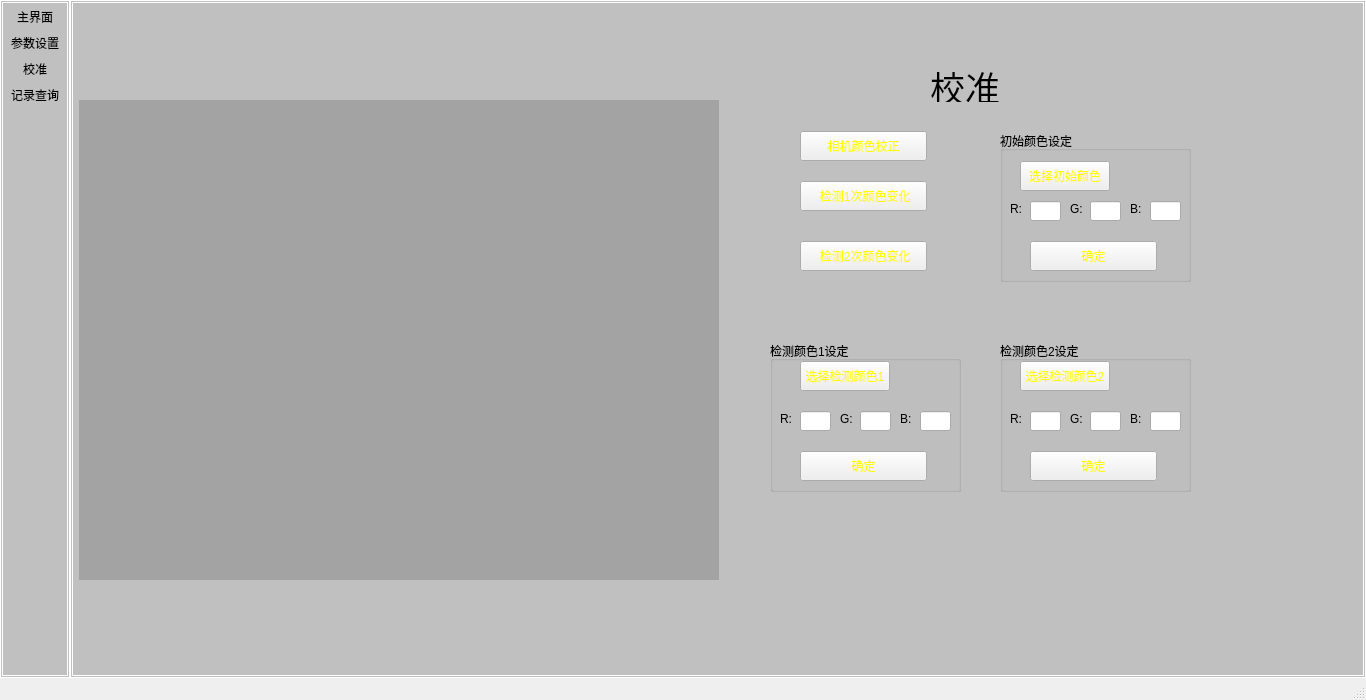
Above: ColorDetect/ColorDetect/ColorDetect.ui from seafrog1984/ColorDetect before the change. Below: the same form after it.
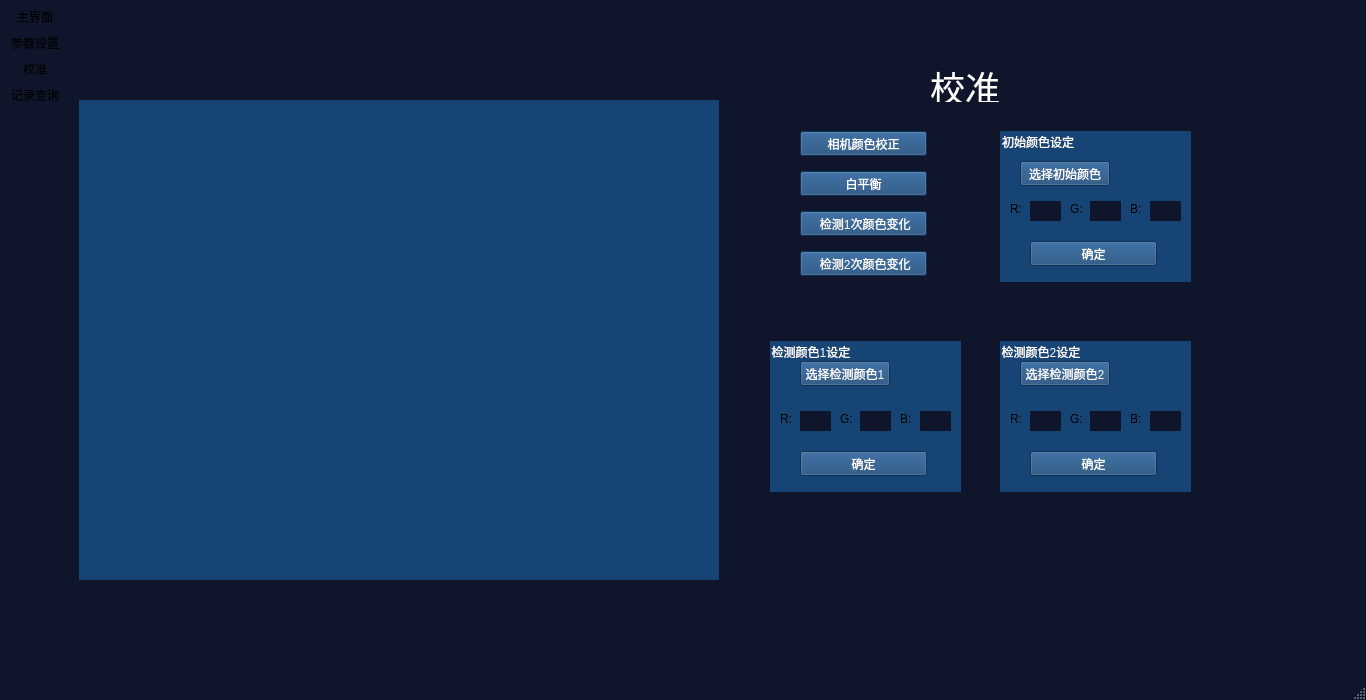
That is the form after the change. The open tabs and pages were chosen to show the change. Icons and pictures are not drawn. Custom widgets are drawn as their Qt base class.

What changed in the file:
```diff
--- a/ColorDetect/ColorDetect/ColorDetect.ui
+++ b/ColorDetect/ColorDetect/ColorDetect.ui
@@ -15,23 +15,31 @@
   </property>
   <property name="styleSheet">
    <string notr="true">QWidget#mainToolBar{
-background-color: rgb(192, 192, 192);
-border-width:3px;
-border-style: double;
-border-color:rgb(255,255,255);
+border-color: rgb(15, 21, 42);
+background-color: rgb(15, 21, 42);
+border-width:0px;
+border-style: solid;
+}
+QStatusBar{
+border-color: rgb(15, 21, 42);
+background-color: rgb(15, 21, 42);
+border:0px;
+color:white;
 }</string>
   </property>
   <widget class="QWidget" name="centralWidget">
    <property name="styleSheet">
     <string notr="true">QWidget#centralWidget{
-background-color: rgb(192, 192, 192);
-border-width:3px;
-border-style: double;
-border-color:rgb(255,255,255);
+border-color: rgb(15, 21, 42);
+background-color: rgb(15, 21, 42);
+border-width:0px;
+
+
 }
 QPushButton{
+background-color:  rgb(22,68, 117);
 background-image: url(:/ColorDetect/Bg);
-color:yellow;
+color:white;
 }
 QPushButton:pressed{
 background-image: url(:/ColorDetect/Bg-sel);
@@ -39,13 +47,21 @@
 }
 
 QToolButton{
+background-color:  rgb(22,68, 117);
 background-image: url(:/ColorDetect/Bg);
-color:yellow;
+color:white;
 }
 QToolButton:checked{
+background-color:  rgb(22,68, 117);
 background-image: url(:/ColorDetect/Bg-sel);
-color:yellow;
-}</string>
+color:white;
+}
+QGroupBox{
+background-color:rgb(22,68, 117);
+color:white;
+border:0px
+}
+</string>
    </property>
    <widget class="MyLabel" name="label">
     <property name="geometry">
@@ -69,7 +85,7 @@
      </size>
     </property>
     <property name="styleSheet">
-     <string notr="true">background-color: rgb(163, 163, 163);</string>
+     <string notr="true">background-color:  rgb(22,68, 117);</string>
     </property>
     <property name="text">
      <string/>
@@ -84,6 +100,9 @@
       <height>600</height>
      </rect>
     </property>
+    <property name="styleSheet">
+     <string notr="true"/>
+    </property>
     <property name="currentIndex">
      <number>0</number>
     </property>
@@ -916,6 +935,14 @@
      </widget>
     </widget>
     <widget class="QWidget" name="page_color">
+     <property name="styleSheet">
+      <string notr="true">QLineEdit{
+background-color: rgb(15, 21, 42);
+color:white;
+border:0px
+}
+</string>
+     </property>
      <widget class="QGroupBox" name="groupBox_4">
       <property name="geometry">
        <rect>
@@ -934,7 +961,7 @@
          <x>20</x>
          <y>30</y>
          <width>90</width>
-         <height>30</height>
+         <height>25</height>
         </rect>
        </property>
        <property name="text">
@@ -1025,7 +1052,7 @@
          <x>30</x>
          <y>110</y>
          <width>127</width>
-         <height>30</height>
+         <height>25</height>
         </rect>
        </property>
        <property name="text">
@@ -1041,6 +1068,9 @@
          <height>30</height>
         </rect>
        </property>
+       <property name="styleSheet">
+        <string notr="true"/>
+       </property>
        <property name="text">
         <string/>
        </property>
@@ -1064,7 +1094,7 @@
          <x>30</x>
          <y>20</y>
          <width>90</width>
-         <height>30</height>
+         <height>25</height>
         </rect>
        </property>
        <property name="text">
@@ -1155,7 +1185,7 @@
          <x>30</x>
          <y>110</y>
          <width>127</width>
-         <height>30</height>
+         <height>25</height>
         </rect>
        </property>
        <property name="text">
@@ -1171,6 +1201,9 @@
          <height>30</height>
         </rect>
        </property>
+       <property name="styleSheet">
+        <string notr="true"/>
+       </property>
        <property name="text">
         <string/>
        </property>
@@ -1194,7 +1227,7 @@
          <x>20</x>
          <y>20</y>
          <width>90</width>
-         <height>30</height>
+         <height>25</height>
         </rect>
        </property>
        <property name="text">
@@ -1285,7 +1318,7 @@
          <x>30</x>
          <y>110</y>
          <width>127</width>
-         <height>30</height>
+         <height>25</height>
         </rect>
        </property>
        <property name="text">
@@ -1301,6 +1334,9 @@
          <height>30</height>
         </rect>
        </property>
+       <property name="styleSheet">
+        <string notr="true"/>
+       </property>
        <property name="text">
         <string/>
        </property>
@@ -1315,6 +1351,10 @@
         <height>41</height>
        </rect>
       </property>
+      <property name="styleSheet">
+       <string notr="true">background-color: rgb(15, 21, 42);
+color:white</string>
+      </property>
       <property name="text">
        <string>&lt;html&gt;&lt;head/&gt;&lt;body&gt;&lt;p&gt;&lt;span style=&quot; font-size:26pt;&quot;&gt;校准&lt;/span&gt;&lt;/p&gt;&lt;/body&gt;&lt;/html&gt;</string>
       </property>
@@ -1323,9 +1363,9 @@
       <property name="geometry">
        <rect>
         <x>70</x>
-        <y>140</y>
+        <y>170</y>
         <width>127</width>
-        <height>30</height>
+        <height>25</height>
        </rect>
       </property>
       <property name="text">
@@ -1336,9 +1376,9 @@
       <property name="geometry">
        <rect>
         <x>70</x>
-        <y>200</y>
+        <y>210</y>
         <width>127</width>
-        <height>30</height>
+        <height>25</height>
        </rect>
       </property>
       <property name="text">
@@ -1351,13 +1391,26 @@
         <x>70</x>
         <y>90</y>
         <width>127</width>
-        <height>30</height>
+        <height>25</height>
        </rect>
       </property>
       <property name="text">
        <string>相机颜色校正</string>
       </property>
      </widget>
+     <widget class="QPushButton" name="btn_color_correct_2">
+      <property name="geometry">
+       <rect>
+        <x>70</x>
+        <y>130</y>
+        <width>127</width>
+        <height>25</height>
+       </rect>
+      </property>
+      <property name="text">
+       <string>白平衡</string>
+      </property>
+     </widget>
     </widget>
    </widget>
    <widget class="QLabel" name="title">
@@ -1376,7 +1429,9 @@
      </font>
     </property>
     <property name="styleSheet">
-     <string notr="true">color: rgb(0, 85, 255);</string>
+     <string notr="true">background-image: url(:/ColorDetect/Header);
+color:yellow;
+</string>
     </property>
     <property name="text">
      <string/>
```
Left out of the diff: 84 changed lines with no effect on the pictures.
